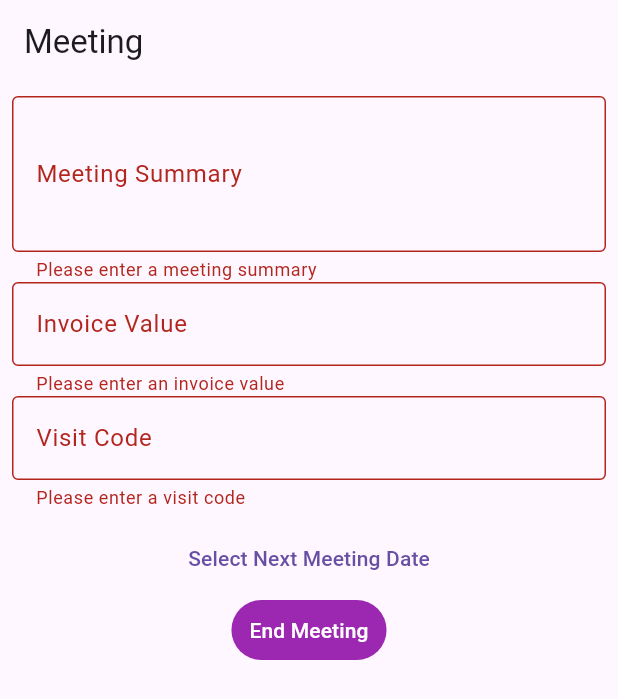
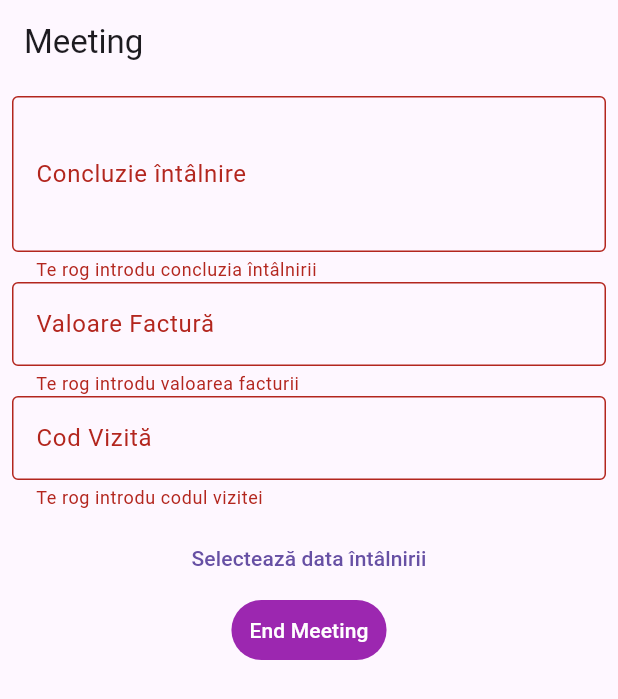
Before and after one commit to AndreiP256/SalesMan-App, a Flutter app: the MeetingScreen screen opened directly with empty values, after a tap on "End Meeting", on a phone screen of 412 x 824 dp. Shown: the top 699 px of the screen. Run offline on Flutter 3.47's test engine with Material 3 defaults, Android fonts, the phone set to English and light mode, and no system bars; our stand-ins replace flutter_dotenv, flutter_secure_storage, geolocator, permission_handler, shared_preferences; missing offline and left inert: dart:ffi; accounts and stored records are empty; network calls fail.

Commit message:
Translated To Romanian

```diff
--- a/mobile/lib/views/client_selection_view.dart
+++ b/mobile/lib/views/client_selection_view.dart
@@ -29,7 +29,7 @@ class _ClientSelectionScreenState extends State<ClientSelectionScreen> {
   Widget build(BuildContext context) {
     return Scaffold(
       appBar: AppBar(
-        title: Text('Select Client'),
+        title: Text('Selectează clientul'),
       ),
       body: Column(
         children: [
@@ -51,7 +51,7 @@ class _ClientSelectionScreenState extends State<ClientSelectionScreen> {
           ),
           Padding(padding:const EdgeInsets.all(8.0),
             child: ElevatedButton(
-            child: Text('Add New Client'),
+            child: Text('Adaugă client nou'),
             onPressed: () {
               Navigator.push(
                   context,
--- a/mobile/lib/views/dashboard_view.dart
+++ b/mobile/lib/views/dashboard_view.dart
@@ -40,7 +40,7 @@ class _DashboardViewState extends State<DashboardScreen> {
   Widget build(BuildContext context) {
     return Scaffold(
       appBar: AppBar(
-        title: Text('Dashboard'),
+        title: Text('Calendar Vizite'),
         automaticallyImplyLeading: false,
         actions: <Widget>[
           IconButton(
@@ -199,16 +199,15 @@ class _DashboardViewState extends State<DashboardScreen> {
                                 BorderRadius.circular(10.0), // rounded edges
                           ),
                           child: ListTile(
-                            title: Text(
-                                'Requested Visit: ${visit['companyName']}'),
-                            subtitle: Text('Date: ${visit['date']}'),
+                          title:
+                              Text('Vizită cerută: ${visit['companyName']}'),
+                          subtitle: Text('Dată: ${visit['date']}'),
                           trailing: ElevatedButton(
                             child: Icon(Icons.check),
                             onPressed: () {
                               _apiService.deleteVisitRequest(visit['id']);
                               setState(() {});
                             },
-                            ),
                           ),
                         );
                       },
--- a/mobile/lib/views/login_view.dart
+++ b/mobile/lib/views/login_view.dart
@@ -49,10 +49,10 @@ class _LoginViewState extends State<LoginView> {
             children: <Widget>[
               TextFormField(
                 controller: _agentCodeController, // Use the controller here
-                decoration: InputDecoration(labelText: 'Agent Code'),
+                decoration: InputDecoration(labelText: 'Cod Agent'),
                 validator: (value) {
                   if (value?.isEmpty ?? true) {
-                    return 'Please enter your Agent Code';
+                    return 'Te rog introdu codul agentului';
                   }
                   return null;
                 },
--- a/mobile/lib/views/meeting_screen.dart
+++ b/mobile/lib/views/meeting_screen.dart
@@ -96,12 +96,12 @@ class _MeetingScreenState extends State<MeetingScreen> {
                 minLines: 3,
                 maxLines: 5,
                 decoration: InputDecoration(
-                  labelText: 'Meeting Summary',
+                  labelText: 'Concluzie întâlnire',
                   border: OutlineInputBorder(),
                 ),
                 validator: (value) {
                   if (value == null || value.isEmpty) {
-                    return 'Please enter a meeting summary';
+                    return 'Te rog introdu concluzia întâlnirii';
                   }
                   return null;
                 },
@@ -109,14 +109,14 @@ class _MeetingScreenState extends State<MeetingScreen> {
               TextFormField(
                 controller: _invoiceValueController,
                 decoration: InputDecoration(
-                  labelText: 'Invoice Value',
+                  labelText: 'Valoare Factură',
                   border: OutlineInputBorder(),
                 ),
                 validator: (value) {
                   if (value == null || value.isEmpty) {
-                    return 'Please enter an invoice value';
+                    return 'Te rog introdu valoarea facturii';
                   } else if (int.tryParse(value) == null) {
-                    return 'Please enter a valid number';
+                    return 'Te rog introdu un numar valid';
                   }
                   return null;
                 },
@@ -124,19 +124,19 @@ class _MeetingScreenState extends State<MeetingScreen> {
               TextFormField(
                 controller: _visitCodeController,
                 decoration: InputDecoration(
-                  labelText: 'Visit Code',
+                  labelText: 'Cod Vizită',
                   border: OutlineInputBorder(),
                 ),
                 validator: (value) {
                   if (value == null || value.isEmpty) {
-                    return 'Please enter a visit code';
+                    return 'Te rog introdu codul vizitei';
                   }
                   return null;
                 },
               ),
               SizedBox(height: 8.0),
               TextButton(
-                child: Text('Select Next Meeting Date'),
+                child: Text('Selectează data întâlnirii'),
                 onPressed: () => _selectDate(context),
               ),
               TextButton(
@@ -150,7 +150,7 @@ class _MeetingScreenState extends State<MeetingScreen> {
                   if (_formKey.currentState!.validate()) {
                     if (_selectedDate == null) {
                       ScaffoldMessenger.of(context).showSnackBar(
-                        SnackBar(content: Text('Please select a date')),
+                        SnackBar(content: Text('Te rog selectează data întâlnirii')),
                       );
                       return;
                     }
--- a/mobile/lib/views/new_client_form_view.dart
+++ b/mobile/lib/views/new_client_form_view.dart
@@ -58,30 +58,30 @@ class _NewClientFormViewState extends State<NewClientFormView> {
                             children: <Widget>[
                                 TextFormField(
                                     controller: _descriptionController,
-                                    decoration: InputDecoration(labelText: 'Description'),
+                                    decoration: InputDecoration(labelText: 'Descriere client'),
                                     validator: (value) {
                                         if (value == null || value.isEmpty) {
-                                            return 'Please enter a description';
+                                            return 'Te rog introdu descrierea clientului';
                                         }
                                         return null;
                                     },
                                 ),
                                 TextFormField(
                                     controller: _companyNameController,
-                                    decoration: InputDecoration(labelText: 'Company Name'),
+                                    decoration: InputDecoration(labelText: 'Nume Companie'),
                                     validator: (value) {
                                         if (value == null || value.isEmpty) {
-                                            return 'Please enter a company name';
+                                            return 'Te rog introdu numele companiei';
                                         }
                                         return null;
                                     },
                                 ),
                                 TextFormField(
                                     controller: _taxCodeController,
-                                    decoration: InputDecoration(labelText: 'Tax Code'),
+                                    decoration: InputDecoration(labelText: 'Cod Fiscal'),
                                     validator: (value) {
                                         if (value == null || value.isEmpty) {
-                                            return 'Please enter a tax code';
+                                            return 'Te rog introdu codul fiscal';
                                         }
                                         return null;
                                     },
@@ -89,20 +89,20 @@ class _NewClientFormViewState extends State<NewClientFormView> {
                                 if (_currentPosition != null) Text('Latitude: ${_currentPosition!.latitude}, Longitude: ${_currentPosition!.longitude}'),
                                 TextFormField(
                                     controller: _totalOrderController,
-                                    decoration: InputDecoration(labelText: 'Total Order'),
+                                    decoration: InputDecoration(labelText: 'Comanda Totala'),
                                     validator: (value) {
                                         if (value == null || value.isEmpty) {
-                                            return 'Please enter a total order';
+                                            return 'Te rog introdu comanda totala';
                                         }
                                         return null;
                                     },
                                 ),
                                 TextFormField(
                                     controller: _clientCodeController,
-                                    decoration: InputDecoration(labelText: 'Client Code'),
+                                    decoration: InputDecoration(labelText: 'Cod Client'),
                                     validator: (value) {
                                         if (value == null || value.isEmpty) {
-                                            return 'Please enter a client code';
+                                            return 'Te rog introdu codul clientului';
                                         }
                                         return null;
                                     },
@@ -139,7 +139,7 @@ class _NewClientFormViewState extends State<NewClientFormView> {
                                             }
                                         }
                                     },
-                                    child: Text('Submit'),
+                                    child: Text('Trimite'),
                                 ),
                             ],
                         ),
--- a/mobile/lib/views/new_visit_screen.dart
+++ b/mobile/lib/views/new_visit_screen.dart
@@ -33,7 +33,7 @@ class _NewVisitScreenState extends State<NewVisitScreen> {
   Widget build(BuildContext context) {
     return Scaffold(
       appBar: AppBar(
-        title: Text('New Visit'),
+        title: Text('Vizita Noua'),
       ),
       body: Form(
         key: _formKey,
@@ -59,7 +59,7 @@ class _NewVisitScreenState extends State<NewVisitScreen> {
                     },
                     validator: (value) {
                       if (value == null) {
-                        return 'Please select a client';
+                        return 'Te rog selectează un client';
                       }
                       return null;
                     },
@@ -72,46 +72,46 @@ class _NewVisitScreenState extends State<NewVisitScreen> {
               },
             ),
             TextFormField(
-              decoration: InputDecoration(labelText: 'Conclusion'),
+              decoration: InputDecoration(labelText: 'Concluzie'),
               onSaved: (value) {
                 _conclusion = value ?? '';
               },
               validator: (value) {
                 if (value == null || value.isEmpty) {
-                  return 'Please enter a conclusion';
+                  return 'Te rog introdu concluzia';
                 }
                 return null;
               },
             ),
             TextFormField(
-              decoration: InputDecoration(labelText: 'Invoice'),
+              decoration: InputDecoration(labelText: 'Valoare Factură'),
               onSaved: (value) {
                 _invoice = int.tryParse(value ?? '');
               },
               validator: (value) {
                 if (value == null || value.isEmpty) {
-                  return 'Please enter an invoice';
+                  return 'Te rog introdu valoarea facturii';
                 } else if (int.tryParse(value) == null) {
-                  return 'Please enter a valid number';
+                  return 'Te rog introdu un număr valid';
                 }
                 return null;
               },
             ),
             TextFormField(
-              decoration: InputDecoration(labelText: 'Visit Code'),
+              decoration: InputDecoration(labelText: 'Cod Vizită'),
               onSaved: (value) {
                 _visitCode = value ?? '';
               },
               validator: (value) {
                 if (value == null || value.isEmpty) {
-                  return 'Please enter a visit code';
+                  return 'Te rog introdu codul vizitei';
                 }
                 return null;
               },
             ),
             ElevatedButton(
               onPressed: () => _selectDate(context),
-              child: Text('Select date'),
+              child: Text('Selectează data întâlnirii'),
             ),
             // Add more fields here
           ],
@@ -123,7 +123,7 @@ class _NewVisitScreenState extends State<NewVisitScreen> {
         if (_formKey.currentState!.validate()) {
               if (_meetingTime == null) {
             ScaffoldMessenger.of(context).showSnackBar(
-              SnackBar(content: Text('Please select a date')),
+              SnackBar(content: Text('Te rog selectează data întâlnirii')),
             );
             return;
           }
```
Lines whose indentation alone changed are shown as unchanged.
